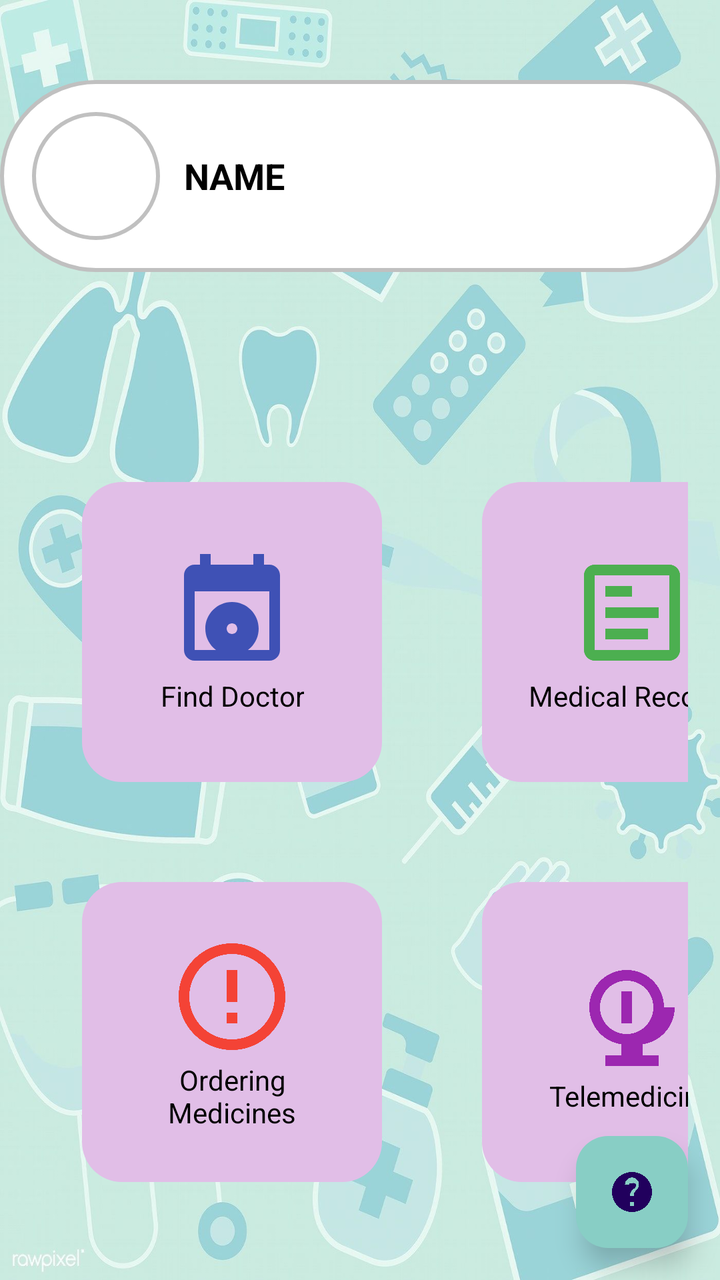
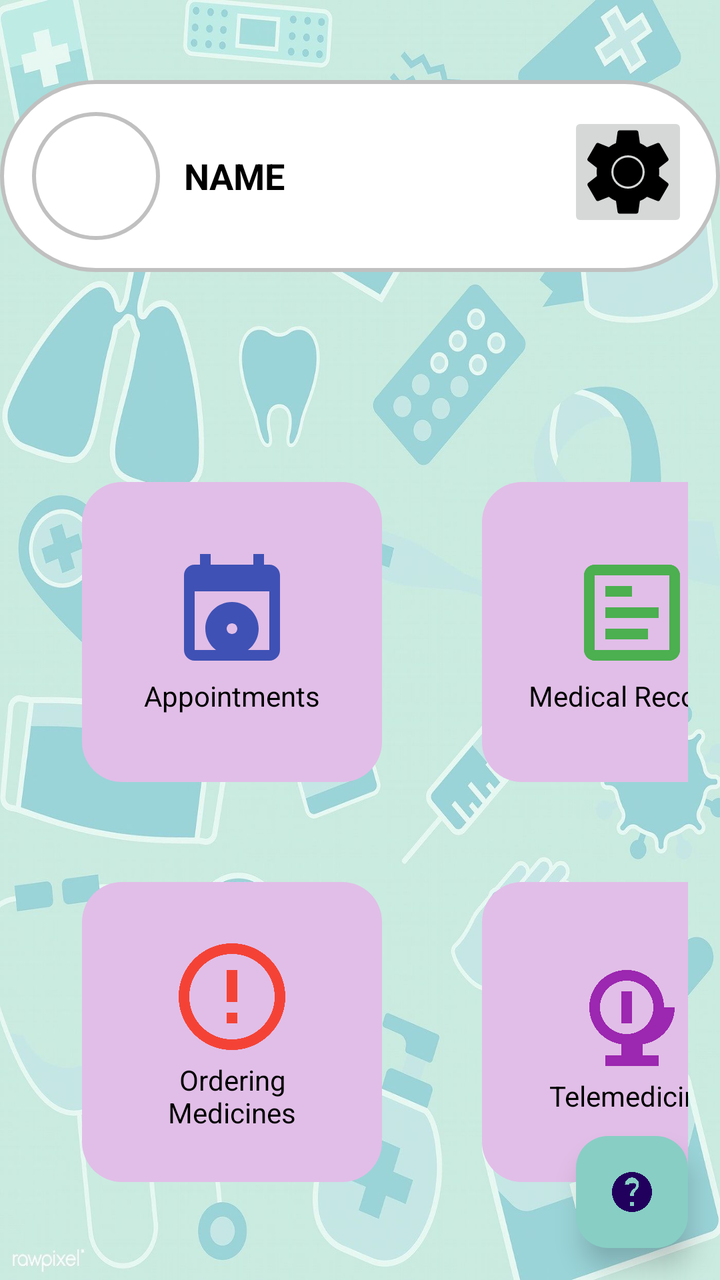

An Android layout rendered at two revisions. The XML below is the earlier revision; the diff shows what the commit changed to produce the second picture.
<!-- AndroidManifest.xml: application theme Theme.KliniKAndroid -->
<!-- res/layout/activity_patient_dashboard.xml -->
<RelativeLayout xmlns:android="http://schemas.android.com/apk/res/android"
    xmlns:app="http://schemas.android.com/apk/res-auto"
    xmlns:tools="http://schemas.android.com/tools"
    android:layout_width="match_parent"
    android:layout_height="match_parent"
    tools:context=".PatientDashboard"
    android:background="@drawable/med_background">

    <LinearLayout
        android:id="@+id/profile_section"
        android:layout_width="match_parent"
        android:layout_height="wrap_content"
        android:orientation="horizontal"
        android:padding="16dp"
        android:gravity="center_vertical"
        android:background="@drawable/circle_background"
        android:layout_alignParentTop="true"
        android:layout_marginTop="40dp">

        <ImageView
            android:id="@+id/profile_image"
            android:layout_width="64dp"
            android:layout_height="64dp"
            android:src="@drawable/ic_profile"
            android:layout_marginEnd="12dp"
            android:background="@drawable/circle_background"
            android:scaleType="centerCrop"
            android:layout_marginLeft="5dp"/>

        <TextView
            android:id="@+id/profile_name"
            android:layout_width="wrap_content"
            android:layout_height="wrap_content"
            android:text="NAME"
            android:textColor="@android:color/black"
            android:textStyle="bold"
            android:textSize="18sp" />
    </LinearLayout>


    <GridLayout
        android:id="@+id/grid_layout"
        android:layout_width="match_parent"
        android:layout_height="wrap_content"
        android:layout_marginTop="64dp"
        android:alignmentMode="alignMargins"
        android:columnCount="2"
        android:rowCount="2"
        android:padding="16dp"
        tools:ignore="NotSibling"
        android:layout_below="@id/profile_section">

        
        <LinearLayout
            android:id="@+id/btn_book_appointment"
            android:layout_width="150dp"
            android:layout_height="150dp"
            android:orientation="vertical"
            android:gravity="center"
            android:layout_margin="25dp"
            android:background="@drawable/card_background">
            <ImageView
                android:id="@+id/booking_appointment_icon"
                android:layout_width="64dp"
                android:layout_height="64dp"
                android:src="@drawable/ic_booking_appointment"
                android:contentDescription="Booking Appointment" />
            <TextView
                android:layout_width="wrap_content"
                android:layout_height="wrap_content"
                android:text="Find Doctor"
                android:textColor="@color/black"
                android:textSize="14sp"
                android:gravity="center"/>
        </LinearLayout>

        
        <LinearLayout
            android:id="@+id/btn_order_medicine"
            android:layout_width="150dp"
            android:layout_height="150dp"
            android:orientation="vertical"
            android:gravity="center"
            android:layout_margin="25dp"
            android:background="@drawable/card_background">
            <ImageView
                android:id="@+id/medical_records_icon"
                android:layout_width="64dp"
                android:layout_height="64dp"
                android:src="@drawable/ic_medical_records"
                android:contentDescription="Medical Records" />
            <TextView
                android:layout_width="wrap_content"
                android:layout_height="wrap_content"
                android:text="Medical Records"
                android:textColor="@color/black"
                android:textSize="14sp"
                android:gravity="center"/>
        </LinearLayout>

        
        <LinearLayout
            android:id="@+id/btn_medical_records"
            android:layout_width="150dp"
            android:layout_height="150dp"
            android:orientation="vertical"
            android:gravity="center"
            android:layout_margin="25dp"
            android:background="@drawable/card_background">
            <ImageView
                android:id="@+id/ordering_medicine_icon"
                android:layout_width="64dp"
                android:layout_height="64dp"
                android:src="@drawable/ic_order_medicine"
                android:contentDescription="Ordering Medicines" />
            <TextView
                android:layout_width="wrap_content"
                android:layout_height="wrap_content"
                android:text="Ordering Medicines"
                android:textColor="@color/black"
                android:textSize="14sp"
                android:gravity="center"/>
        </LinearLayout>

        
        <LinearLayout
            android:id="@+id/btn_telemedicine"
            android:layout_width="150dp"
            android:layout_height="150dp"
            android:orientation="vertical"
            android:gravity="center"
            android:layout_margin="25dp"
            android:background="@drawable/card_background">
            <ImageView
                android:id="@+id/telemedicine_icon"
                android:layout_width="64dp"
                android:layout_height="64dp"
                android:src="@drawable/ic_telemedicine"
                android:contentDescription="Telemedicine" />
            <TextView
                android:layout_width="wrap_content"
                android:layout_height="wrap_content"
                android:text="Telemedicine"
                android:textColor="@color/black"
                android:textSize="14sp"
                android:gravity="center"/>

        </LinearLayout>

    </GridLayout>

    
    <com.google.android.material.floatingactionbutton.FloatingActionButton
        android:id="@+id/btn_chatbot"
        android:layout_width="wrap_content"
        android:layout_height="wrap_content"
        android:src="@drawable/ic_chatbot"
        android:contentDescription="Chatbot"
        android:layout_alignParentBottom="true"
        android:layout_alignParentEnd="true"
        android:layout_marginBottom="16dp"
        android:layout_marginEnd="16dp"
        app:backgroundTint="@color/colorAccent"
        app:elevation="8dp" />

</RelativeLayout>
<!-- resources referenced by this layout -->
<resources>
  <color name="black">#FF000000</color>
  <color name="colorAccent">#88CEC5</color>
  <!-- drawable card_background (drawable) -->
  <shape xmlns:android="http://schemas.android.com/apk/res/android">
      <solid android:color="#E1BEE7"/>  
      <corners android:radius="20dp"/>
      <padding
          android:left="16dp"
          android:top="16dp"
          android:right="16dp"
          android:bottom="16dp"/>
  </shape>
  <!-- drawable circle_background (drawable) -->
  <?xml version="1.0" encoding="utf-8"?>
  <shape xmlns:android="http://schemas.android.com/apk/res/android">
      <solid android:color="#FFFFFF" /> 
      <corners android:radius="50dp" /> 
      <stroke
          android:width="2dp"
          android:color="#C0C0C0" /> 
  </shape>
  <!-- drawable ic_medical_records (drawable) -->
  <vector xmlns:android="http://schemas.android.com/apk/res/android"
      android:width="24dp"
      android:height="24dp"
      android:viewportWidth="24"
      android:viewportHeight="24">
      <path
          android:fillColor="#4CAF50"
          android:pathData="M19,3H5c-1.1,0 -2,0.9 -2,2v14c0,1.1 0.9,2 2,2h14c1.1,0 2,-0.9 2,-2V5c0,-1.1 -0.9,-2 -2,-2zm0,16H5V5h14v14zM7,7h5v2H7V7zm0,4h10v2H7v-2zm0,4h8v2H7v-2z"/>
  </vector>
  <!-- drawable ic_order_medicine (drawable) -->
  <vector xmlns:android="http://schemas.android.com/apk/res/android"
      android:width="24dp"
      android:height="24dp"
      android:viewportWidth="24"
      android:viewportHeight="24">
      <path
          android:fillColor="#F44336"
          android:pathData="M12,2c-5.52,0 -10,4.48 -10,10s4.48,10 10,10 10,-4.48 10,-10S17.52,2 12,2zm0,18c-4.41,0 -8,-3.59 -8,-8s3.59,-8 8,-8 8,3.59 8,8 -3.59,8 -8,8zm-1,-13h2v6h-2zm0,8h2v2h-2z"/>
  </vector>
  <!-- drawable ic_profile (drawable) -->
  <?xml version="1.0" encoding="utf-8"?>
  <selector xmlns:android="http://schemas.android.com/apk/res/android">
  
  </selector>
  <!-- drawable ic_telemedicine (drawable) -->
  <vector xmlns:android="http://schemas.android.com/apk/res/android"
      android:width="24dp"
      android:height="24dp"
      android:viewportWidth="24"
      android:viewportHeight="24">
      <path
          android:fillColor="#9C27B0"
          android:pathData="M18,11c0,-3.87 -3.13,-7 -7,-7s-7,3.13 -7,7c0,3.53 2.61,6.43 6,6.92v2.08H7v2h10v-2h-3v-2.08c3.39,-0.49 6,-3.39 6,-6.92zm-7,5c-2.76,0 -5,-2.24 -5,-5s2.24,-5 5,-5 5,2.24 5,5 -2.24,5 -5,5zm-1,-4h2v-4h-2v4zm0,2h2v-2h-2v2z"/>
  </vector>
  <style name="Theme.KliniKAndroid" parent="Base.Theme.KliniKAndroid" />
  <style name="Base.Theme.KliniKAndroid" parent="Theme.Material3.DayNight.NoActionBar">
          
          
      </style>
  <!-- unchanged entries left out for length: 3 -->
</resources>

<!-- the commit's change to res/layout/activity_patient_dashboard.xml (unified diff, before → after) -->
@@ -29,12 +29,26 @@
 
         <TextView
             android:id="@+id/profile_name"
-            android:layout_width="wrap_content"
+            android:layout_width="0dp"
             android:layout_height="wrap_content"
+            android:layout_weight="1"
             android:text="NAME"
             android:textColor="@android:color/black"
             android:textStyle="bold"
             android:textSize="18sp" />
+
+        <ImageButton
+            android:id="@+id/settings_icon"
+            android:layout_width="60dp"
+            android:layout_height="60dp"
+            android:layout_gravity="end"
+            android:layout_marginStart="12dp"
+            android:contentDescription="Settings"
+            android:onClick="openSettingsActivity"
+            android:src="@drawable/ic_settings"
+            tools:ignore="OnClick" />
+
+
     </LinearLayout>
 
 
@@ -68,10 +82,11 @@
             <TextView
                 android:layout_width="wrap_content"
                 android:layout_height="wrap_content"
-                android:text="Find Doctor"
+                android:text="Appointments"
                 android:textColor="@color/black"
                 android:textSize="14sp"
                 android:gravity="center"/>
+
         </LinearLayout>
 
         
<!-- resource entries referenced after the edit -->
@@ -46,6 +46,17 @@
   <selector xmlns:android="http://schemas.android.com/apk/res/android">
   
   </selector>
+  <!-- drawable ic_settings (drawable) -->
+  <?xml version="1.0" encoding="utf-8"?>
+  <vector xmlns:android="http://schemas.android.com/apk/res/android"
+      android:width="50dp"
+      android:height="50dp"
+      android:viewportWidth="24"
+      android:viewportHeight="24">
+      <path
+          android:fillColor="#000000"
+          android:pathData="M12,8a4,4 0 0,1 0,8a4,4 0 0,1 0,-8M19.43,12.98c0.04,-0.32 0.07,-0.66 0.07,-0.98s-0.03,-0.66 -0.07,-0.98l2.11,-1.65c0.19,-0.15 0.24,-0.42 0.12,-0.64l-2,-3.46c-0.12,-0.22 -0.39,-0.3 -0.61,-0.22l-2.49,1a8.12,8.12 0 0,0 -1.7,-0.98l-0.38,-2.65c-0.05,-0.24 -0.24,-0.42 -0.49,-0.42h-4c-0.24,0 -0.45,0.18 -0.49,0.42l-0.38,2.65c-0.62,0.23 -1.19,0.55 -1.7,0.98l-2.49,-1c-0.23,-0.09 -0.49,0 -0.61,0.22l-2,3.46c-0.13,0.22 -0.07,0.49 0.12,0.64l2.11,1.65c-0.04,0.32 -0.07,0.66 -0.07,0.98s0.03,0.66 0.07,0.98l-2.11,1.65c-0.19,0.15 -0.24,0.42 -0.12,0.64l2,3.46c0.12,0.22 0.39,0.3 0.61,0.22l2.49,-1c0.51,0.43 1.08,0.76 1.7,0.98l0.38,2.65c0.04,0.24 0.24,0.42 0.49,0.42h4c0.24,0 0.45,-0.18 0.49,-0.42l0.38,-2.65c0.62,-0.23 1.19,-0.55 1.7,-0.98l2.49,1c0.23,0.09 0.49,0 0.61,-0.22l2,-3.46c0.13,-0.22 0.07,-0.49 -0.12,-0.64l-2.11,-1.65zM12,15.5a3.5,3.5 0 1,1 0,-7 3.5,3.5 0 0,1 0,7z"/>
+  </vector>
   <!-- drawable ic_telemedicine (drawable) -->
   <vector xmlns:android="http://schemas.android.com/apk/res/android"
       android:width="24dp"
